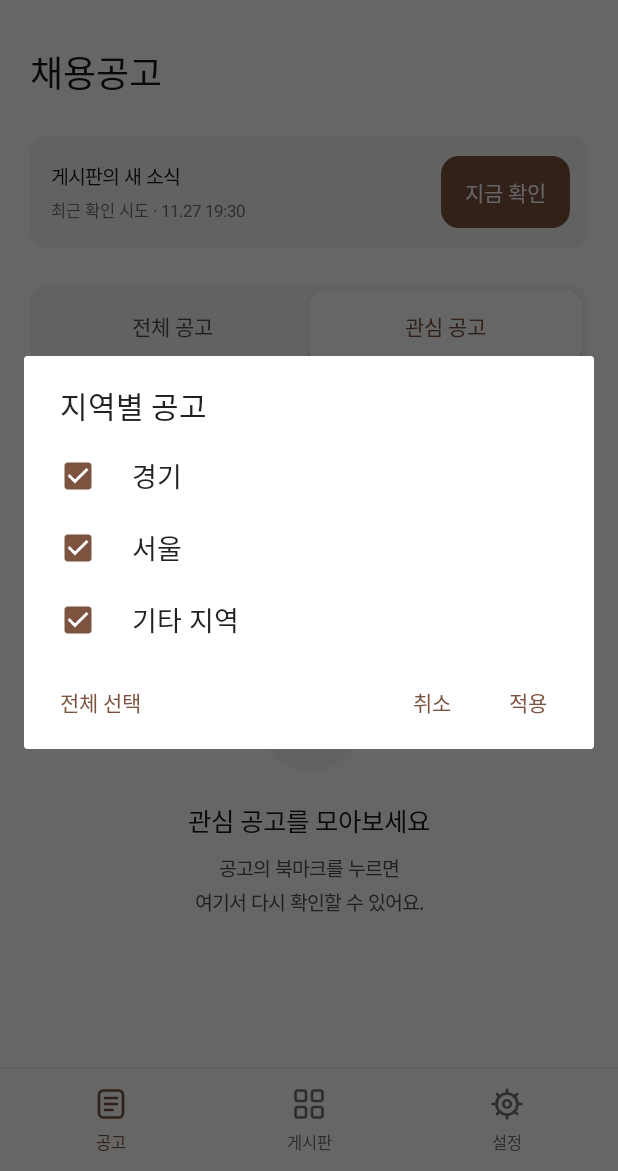
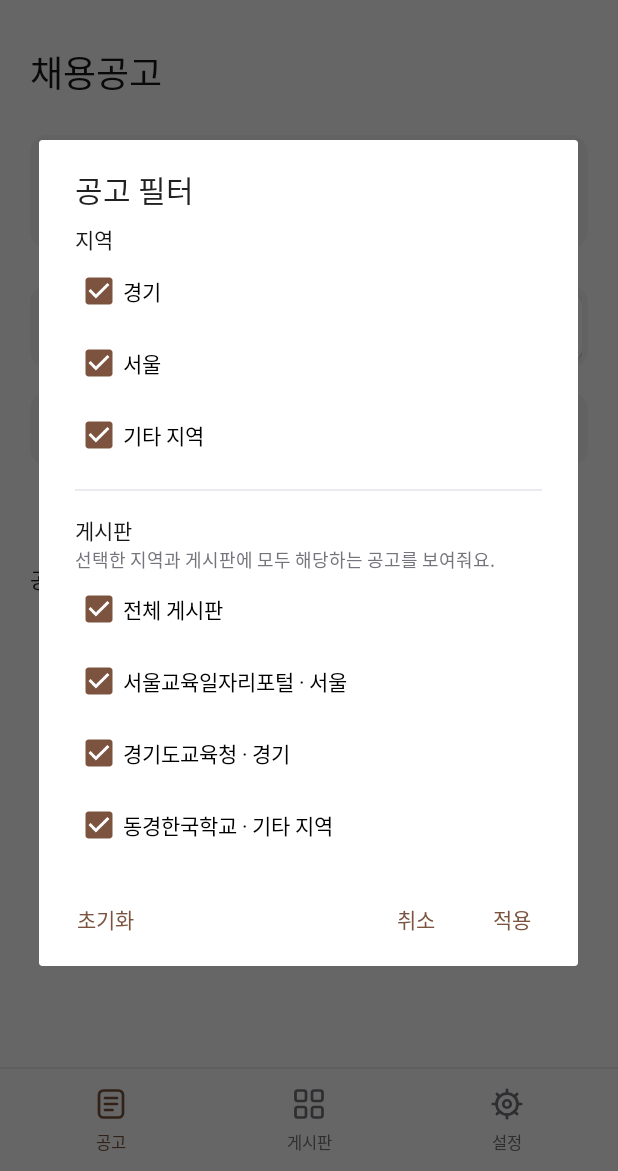
Before and after one commit to butteroverflovv/job-opening-notify, an Android app: the screen it shows after launch (MainActivity), after a tap on "필터", on a phone screen of 412 x 824 dp, the part 65-1236 px from its top. Run offline under Robolectric (Android 15) with nearby library versions, the phone set to English and light mode, and no system bars; network calls fail; 2 statements that could not run were skipped; 3 other taps on this screen came first.

Commit message:
Stop at dated archive frontier and add board filters in 0.1.10

```diff
--- a/app/build.gradle.kts
+++ b/app/build.gradle.kts
@@ -7,8 +7,8 @@ android {
         minSdk = 26
         testInstrumentationRunner = "kr.personal.historyjobs.UiSmokeRunner"
         targetSdk = 35
-        versionCode = 10
-        versionName = "0.1.9"
+        versionCode = 11
+        versionName = "0.1.10"
     }
     compileOptions { isCoreLibraryDesugaringEnabled = true; sourceCompatibility = JavaVersion.VERSION_17; targetCompatibility = JavaVersion.VERSION_17 }
     packaging { resources { excludes += setOf("META-INF/DEPENDENCIES", "META-INF/LICENSE", "META-INF/LICENSE.txt", "META-INF/NOTICE", "META-INF/NOTICE.txt") } }
--- a/app/src/main/java/kr/personal/historyjobs/MainActivity.java
+++ b/app/src/main/java/kr/personal/historyjobs/MainActivity.java
@@ -29,12 +29,13 @@ public class MainActivity extends Activity {
     private final ExecutorService articleExecutor=Executors.newFixedThreadPool(2);private Dialog articleDialog;private AlertDialog regionPicker,sourceEditor;
     private Store store;private LinearLayout root,screen,noticeList;private TextView progress;private LinearLayout bottomNavigation;
     private Set<String> regionFilter=new LinkedHashSet<>();
+    private Set<String> boardFilter=null; // null includes all current and future boards
     private static final String[] REGIONS={"경기","서울","기타 지역"};
     private int tab=0,filter=0;private String query="";private boolean closed=false;private volatile String running="";
     private android.content.SharedPreferences prefs;
     private final android.content.SharedPreferences.OnSharedPreferenceChangeListener settingsListener=(p,key)->{if("lastRun".equals(key)&&root!=null&&!isDestroyed())render();};
     @Override public void onCreate(Bundle state){
-        super.onCreate(state);store=Store.get(this);prefs=getSharedPreferences("settings",0);regionFilter=new LinkedHashSet<>(prefs.getStringSet("noticeRegions",new LinkedHashSet<>(Arrays.asList(REGIONS))));regionFilter.retainAll(Arrays.asList(REGIONS));
+        super.onCreate(state);store=Store.get(this);prefs=getSharedPreferences("settings",0);regionFilter=new LinkedHashSet<>(prefs.getStringSet("noticeRegions",new LinkedHashSet<>(Arrays.asList(REGIONS))));regionFilter.retainAll(Arrays.asList(REGIONS));if(prefs.contains("noticeSources"))boardFilter=new LinkedHashSet<>(prefs.getStringSet("noticeSources",Set.of()));
         if(state!=null){tab=state.getInt("tab");filter=state.getInt("filter");query=state.getString("query","");closed=state.getBoolean("closed");}
         if(filter==1)filter=0;CheckWorker.schedule(this);render();
         if(Build.VERSION.SDK_INT>=33&&!prefs.getBoolean("permissionAsked",false)){
@@ -93,9 +94,22 @@ public class MainActivity extends Activity {
         noticeList=col();screen.addView(noticeList);drawNotices();
     }
     private void regionDialog(){
-        Set<String> draft=new LinkedHashSet<>(regionFilter);boolean[] checked=new boolean[REGIONS.length];for(int i=0;i<REGIONS.length;i++)checked[i]=draft.contains(REGIONS[i]);
-        AlertDialog dialog=new AlertDialog.Builder(this).setTitle("지역별 공고").setMultiChoiceItems(REGIONS,checked,(d,which,on)->{if(on)draft.add(REGIONS[which]);else draft.remove(REGIONS[which]);}).setPositiveButton("적용",(d,w)->{regionFilter=new LinkedHashSet<>(draft);prefs.edit().putStringSet("noticeRegions",new LinkedHashSet<>(regionFilter)).apply();render();}).setNegativeButton("취소",null).setNeutralButton("전체 선택",null).create();
-        regionPicker=dialog;dialog.setOnDismissListener(d->regionPicker=null);dialog.setOnShowListener(d->{dialog.getButton(AlertDialog.BUTTON_POSITIVE).setTag("region_apply");dialog.getButton(AlertDialog.BUTTON_NEUTRAL).setOnClickListener(v->{draft.clear();draft.addAll(Arrays.asList(REGIONS));for(int i=0;i<REGIONS.length;i++)dialog.getListView().setItemChecked(i,true);});});dialog.show();
+        Set<String> draft=new LinkedHashSet<>(regionFilter);List<Source> sources=store.sources();Set<String> all=new LinkedHashSet<>();for(Source source:sources)all.add(source.id);
+        Set<String> boards=new LinkedHashSet<>(boardFilter==null?all:boardFilter);boards.retainAll(all);
+        ScrollView scroll=new ScrollView(this);LinearLayout form=col();form.setPadding(dp(24),dp(8),dp(24),dp(8));scroll.addView(form);
+        form.addView(bold("지역",14,INK));Map<String,CheckBox> regions=new LinkedHashMap<>();
+        for(String region:REGIONS){CheckBox check=new CheckBox(this);check.setText(region);check.setTag("filter_region_"+region);check.setChecked(draft.contains(region));check.setMinHeight(dp(48));Ui.tint(check);check.setOnCheckedChangeListener((v,on)->{if(on)draft.add(region);else draft.remove(region);});form.addView(check);regions.put(region,check);}
+        space(form,12);Ui.divider(this,form);space(form,16);form.addView(bold("게시판",14,INK));form.addView(text("선택한 지역과 게시판에 모두 해당하는 공고를 보여줘요.",12,MUTED));
+        CheckBox allBoards=new CheckBox(this);allBoards.setText("전체 게시판");allBoards.setTag("filter_board_all");allBoards.setMinHeight(dp(48));Ui.tint(allBoards);form.addView(allBoards);
+        Map<String,CheckBox> checks=new LinkedHashMap<>();boolean[] updating={false};
+        for(Source source:sources){CheckBox check=new CheckBox(this);check.setText(source.name+" · "+source.region);check.setTag("filter_board_"+source.id);check.setChecked(boards.contains(source.id));check.setMinHeight(dp(48));Ui.tint(check);check.setOnCheckedChangeListener((v,on)->{if(updating[0])return;if(on)boards.add(source.id);else boards.remove(source.id);updating[0]=true;allBoards.setChecked(boards.containsAll(all));updating[0]=false;});form.addView(check);checks.put(source.id,check);}
+        allBoards.setChecked(boards.containsAll(all));allBoards.setOnCheckedChangeListener((v,on)->{if(updating[0])return;updating[0]=true;boards.clear();if(on)boards.addAll(all);for(CheckBox check:checks.values())check.setChecked(on);updating[0]=false;});
+        if(sources.isEmpty())form.addView(text("등록한 게시판이 없어요.",12,MUTED));
+        AlertDialog dialog=new AlertDialog.Builder(this).setTitle("공고 필터").setView(scroll).setPositiveButton("적용",(d,w)->{
+            regionFilter=new LinkedHashSet<>(draft);boardFilter=boards.containsAll(all)?null:new LinkedHashSet<>(boards);
+            android.content.SharedPreferences.Editor edit=prefs.edit().putStringSet("noticeRegions",new LinkedHashSet<>(regionFilter));if(boardFilter==null)edit.remove("noticeSources");else edit.putStringSet("noticeSources",new LinkedHashSet<>(boardFilter));edit.apply();render();
+        }).setNegativeButton("취소",null).setNeutralButton("초기화",null).create();
+        regionPicker=dialog;dialog.setOnDismissListener(d->regionPicker=null);dialog.setOnShowListener(d->{dialog.getButton(AlertDialog.BUTTON_POSITIVE).setTag("region_apply");dialog.getButton(AlertDialog.BUTTON_NEUTRAL).setTag("filter_reset");dialog.getButton(AlertDialog.BUTTON_NEUTRAL).setOnClickListener(v->{for(CheckBox check:regions.values())check.setChecked(true);updating[0]=true;boards.clear();boards.addAll(all);for(CheckBox check:checks.values())check.setChecked(true);allBoards.setChecked(true);updating[0]=false;});});dialog.show();
     }
     private String lastRun(){long t=prefs.getLong("lastRun",0);return t==0?"아직 확인 전이에요":"최근 확인 시도 · "+date(t);}
     private void drawNotices(){
@@ -104,14 +118,14 @@ public class MainActivity extends Activity {
         for(Notice n:store.notices().values()){
             if(!active.contains(n.sourceId)&&!n.favorite)continue;
             boolean show=Selection.eligible(n,LocalDate.now(Classifier.KST))&&(filter==2?n.favorite:n.status==Status.MATCH);
-            if(!Selection.regionMatches(n.region,regionFilter))continue;
+            if(!Selection.regionMatches(n.region,regionFilter)||(boardFilter!=null&&!boardFilter.contains(n.sourceId)))continue;
             if(!show||(!closed&&n.deadline>0&&n.deadline<now))continue;
             if(!(n.title+" "+n.school+" "+n.region+" "+n.sourceName).toLowerCase(Locale.ROOT).contains(query.toLowerCase(Locale.ROOT)))continue;
             found.add(n);
         }
         found.sort(Comparator.comparingLong((Notice n)->n.deadline>now?n.deadline:Long.MAX_VALUE).thenComparing(Comparator.comparingLong((Notice n)->n.firstSeen).reversed()));
         LinearLayout counts=row();counts.addView(bold("공고 "+found.size()+"개",14,INK),new LinearLayout.LayoutParams(0,-2,1));
-        LinearLayout filterAction=row();filterAction.setTag("region_filter");filterAction.setSelected(regionFilter.size()!=3);filterAction.setGravity(Gravity.CENTER);filterAction.setMinimumHeight(dp(48));filterAction.setMinimumWidth(dp(64));filterAction.setPadding(dp(8),0,0,0);filterAction.setBackground(Ui.touch(this,Color.TRANSPARENT,0,8));filterAction.setContentDescription("지역 필터 · "+(regionFilter.size()==3?"전체 지역":regionFilter.isEmpty()?"선택한 지역 없음":String.join(", ",regionFilter)));filterAction.setFocusable(true);
+        LinearLayout filterAction=row();filterAction.setTag("region_filter");filterAction.setSelected(regionFilter.size()!=3||boardFilter!=null);filterAction.setGravity(Gravity.CENTER);filterAction.setMinimumHeight(dp(48));filterAction.setMinimumWidth(dp(64));filterAction.setPadding(dp(8),0,0,0);filterAction.setBackground(Ui.touch(this,Color.TRANSPARENT,0,8));filterAction.setContentDescription("공고 필터 · "+(regionFilter.size()==3?"전체 지역":regionFilter.isEmpty()?"선택한 지역 없음":String.join(", ",regionFilter))+" · "+(boardFilter==null?"전체 게시판":"게시판 "+boardFilter.size()+"개 선택"));filterAction.setFocusable(true);
         ImageView filterIcon=Ui.icon(this,"filter",MUTED);filterIcon.setImportantForAccessibility(View.IMPORTANT_FOR_ACCESSIBILITY_NO);filterAction.addView(filterIcon,new LinearLayout.LayoutParams(dp(17),dp(17)));TextView filterLabel=text("필터",12,MUTED);filterLabel.setImportantForAccessibility(View.IMPORTANT_FOR_ACCESSIBILITY_NO);filterLabel.setPadding(dp(6),0,0,0);filterAction.addView(filterLabel);filterAction.setOnClickListener(v->regionDialog());counts.addView(filterAction);noticeList.addView(counts);space(noticeList,8);
         if(found.isEmpty()){
             LinearLayout empty=col();empty.setGravity(Gravity.CENTER);empty.setPadding(dp(16),dp(32),dp(16),dp(32));
@@ -201,7 +215,7 @@ public class MainActivity extends Activity {
         actionRow(a,"알림 허용·설정","","",this::requestAlerts);Ui.divider(this,a);actionRow(a,"테스트 알림 보내기","","",()->{if(Build.VERSION.SDK_INT>=33&&checkSelfPermission(Manifest.permission.POST_NOTIFICATIONS)!=PackageManager.PERMISSION_GRANTED){requestAlerts();return;}SyncEngine.testNotification(this);toast("휴대폰 알림창을 확인해 주세요");});Ui.divider(this,a);actionRow(a,"배터리 설정","","",()->{try{startActivity(new Intent(Settings.ACTION_IGNORE_BATTERY_OPTIMIZATION_SETTINGS));}catch(Exception e){openAppSettings();}});
         LinearLayout data=card(screen);sectionTitle(data,"데이터 관리","download");actionRow(data,"백업 파일 저장","","download",()->documentIntent(true));Ui.divider(this,data);actionRow(data,"백업 가져오기","","upload",()->documentIntent(false));Ui.divider(this,data);actionRow(data,"진단 내용 복사","","info",()->{android.content.ClipboardManager cm=(android.content.ClipboardManager)getSystemService(CLIPBOARD_SERVICE);cm.setPrimaryClip(ClipData.newPlainText("교원 채용공고 알리미 진단",diagnostics()));toast("진단 내용을 복사했어요");});
         if(!prefs.getString("storageError","").trim().isEmpty()){space(data,10);data.addView(text(prefs.getString("storageError",""),12,AMBER));}
-        space(screen,10);screen.addView(text("공고와 읽어 온 본문은 이 휴대폰에 저장돼요.\n각 게시판에서 설정한 키워드로 제목을 확인해요.\n게시일이 작년 1월 1일~올해 12월 31일인 글만 표시하며, 게시일을 확인할 수 없는 글은 제외해요.\n학교 게시판은 제목에 올해 또는 다음해 학년도(예: 2026학년도, 2027학년도)가 있어야 해요. 서울·경기 교육청 채용 게시판은 이 조건에서 제외돼요.\n첨부파일과 지원 자격은 원문에서 확인해 주세요.",12,MUTED));space(screen,18);screen.addView(text("교원 채용공고 알리미 · 0.1.9",11,MUTED));
+        space(screen,10);screen.addView(text("공고와 읽어 온 본문은 이 휴대폰에 저장돼요.\n각 게시판에서 설정한 키워드로 제목을 확인해요.\n게시일이 작년 1월 1일~올해 12월 31일인 글만 표시하며, 게시일을 확인할 수 없는 글은 제외해요.\n학교 게시판은 제목에 올해 또는 다음해 학년도(예: 2026학년도, 2027학년도)가 있어야 해요. 서울·경기 교육청 채용 게시판은 이 조건에서 제외돼요.\n첨부파일과 지원 자격은 원문에서 확인해 주세요.",12,MUTED));space(screen,18);screen.addView(text("교원 채용공고 알리미 · 0.1.10",11,MUTED));
     }
     private void documentIntent(boolean export){Intent i=new Intent(export?Intent.ACTION_CREATE_DOCUMENT:Intent.ACTION_OPEN_DOCUMENT);i.addCategory(Intent.CATEGORY_OPENABLE);i.setType("application/json");if(export)i.putExtra(Intent.EXTRA_TITLE,"history-jobs-backup.json");try{startActivityForResult(i,export?201:202);}catch(Exception e){toast("파일 선택 앱을 열지 못했어요");}}
     @Override protected void onActivityResult(int request,int result,Intent data){super.onActivityResult(request,result,data);if(result!=RESULT_OK||data==null||data.getData()==null)return;Uri uri=data.getData();
@@ -215,5 +229,5 @@ public class MainActivity extends Activity {
     private void open(String raw){String safe=Html.resolve(raw,raw);if(safe.trim().isEmpty()){toast("열 수 없는 주소예요");return;}try{startActivity(new Intent(Intent.ACTION_VIEW,Uri.parse(safe)));}catch(Exception e){toast("주소를 열 앱이 없어요");}}
     private String date(long t){return Instant.ofEpochMilli(t).atZone(Classifier.KST).format(DateTimeFormatter.ofPattern("MM.dd HH:mm",Locale.KOREA));}
     private void toast(String msg){Toast.makeText(this,msg,Toast.LENGTH_LONG).show();}
-    private String diagnostics(){StringBuilder b=new StringBuilder("교원 채용공고 알리미 0.1.9\nAndroid "+Build.VERSION.RELEASE+" / "+Build.MANUFACTURER+" "+Build.MODEL+"\n");b.append("자동 확인: ").append(prefs.getBoolean("automatic",true)).append("\n");for(Source s:store.sources())b.append("\n").append(s.name).append(" / ").append(s.enabled?"켜짐":"꺼짐").append("\n").append(s.url).append("\n").append(s.message).append("\n마지막 성공 ").append(s.lastSuccess==0?"없음":date(s.lastSuccess)).append('\n');return b.toString();}
+    private String diagnostics(){StringBuilder b=new StringBuilder("교원 채용공고 알리미 0.1.10\nAndroid "+Build.VERSION.RELEASE+" / "+Build.MANUFACTURER+" "+Build.MODEL+"\n");b.append("자동 확인: ").append(prefs.getBoolean("automatic",true)).append("\n");for(Source s:store.sources())b.append("\n").append(s.name).append(" / ").append(s.enabled?"켜짐":"꺼짐").append("\n").append(s.url).append("\n").append(s.message).append("\n마지막 성공 ").append(s.lastSuccess==0?"없음":date(s.lastSuccess)).append('\n');return b.toString();}
 }
--- a/app/src/main/java/kr/personal/historyjobs/core/BoardParser.java
+++ b/app/src/main/java/kr/personal/historyjobs/core/BoardParser.java
@@ -26,7 +26,7 @@ public final class BoardParser {
             if(schoolUrl.isEmpty()&&(url.trim().isEmpty()||raw.startsWith("javascript:")))url=fromAction(source,page,handler);
             if(!url.trim().isEmpty()&&(Html.sameHost(source.url,url)||Html.sameHost(page,url))&&isDetail(source,url)&&!text.trim().isEmpty()){
                 Link old=links.get(url);
-                if(old==null||old.title().equals("상세보기")||old.title().equals("보기")){
+                if(old==null||old.title().equals("상세보기")||old.title().equals("보기")||(old.pinned()&&!Selection.pinned(n))){
                     String title=text;
                     for(Html.Node child:n.all()){
                         if(child.attr("class").matches(".*(?:list_title|cont_tit|board_title|subject).*" )&&!child.text().trim().isEmpty()){
@@ -44,7 +44,7 @@ public final class BoardParser {
             } else if(!url.trim().isEmpty()&&Html.sameHost(page,url)&&!url.equals(page)&&isPage(raw,text))pages.add(url);
             if(handler.matches("(?is).*(?:page|paging|goPage|movePage|searchPage).*")){
                 Matcher m=Pattern.compile("(?i)(?:goPaging|opMovePage|fnPage|goPage|movePage|searchPage|page|paging)[\\w]*\\s*\\(\\s*['\"]?(\\d{1,3})").matcher(handler);
-                if(m.find()){int p=Integer.parseInt(m.group(1));if(p>0&&p<=30){String key=SchoolBoards.pageKey(source);pages.add(query(page,key,String.valueOf(p)));}}
+                if(m.find()){int p=Integer.parseInt(m.group(1));if(p>0&&p<=100000){String key=SchoolBoards.pageKey(source);pages.add(query(page,key,String.valueOf(p)));}}
             }
         }
         if(kind(source).equals("TOKYO")){
--- a/app/src/main/java/kr/personal/historyjobs/core/Collector.java
+++ b/app/src/main/java/kr/personal/historyjobs/core/Collector.java
@@ -24,9 +24,9 @@ public final class Collector {
                 if(!list.warning().trim().isEmpty())throw new IllegalStateException(list.warning());
                 pages++;
                 for(Link l:list.items())listings.putIfAbsent(l.url(),l);
-                if(pages>1&&Selection.oldTokyoPage(source,list.items(),today)){queue.clear();break;}
+                if(Selection.oldPage(list.items(),today)){queue.clear();break;}
                 List<String> next=Selection.nextPages(source,response.url(),list.pages());
-                if(BoardParser.kind(source).equals("TOKYO")&&next.isEmpty()&&list.pages().stream().anyMatch(p->Selection.tokyoPage(p)>Selection.tokyoPage(response.url())+1)){partial=true;errors.add("다음 페이지 주소를 확인하지 못해 일부 목록만 확인했어요.");}
+                if(next.isEmpty()&&list.pages().stream().anyMatch(p->Selection.pageNumber(source,p)>Selection.pageNumber(source,response.url())+1)){partial=true;errors.add("다음 페이지 주소를 확인하지 못해 일부 목록만 확인했어요.");}
                 for(String p:next)if(!visited.contains(p))queue.add(p);
             }catch(Exception e){if(pages==0)throw e;errors.add("목록 일부: "+shortError(e));partial=true;}
         }
--- a/app/src/main/java/kr/personal/historyjobs/core/Html.java
+++ b/app/src/main/java/kr/personal/historyjobs/core/Html.java
@@ -63,7 +63,7 @@ public final class Html {
     }
     public static String resolve(String base,String raw){
         if(raw==null||raw.trim().isEmpty())return "";
-        try{URI u=URI.create(base).resolve(decode(raw).trim().replace(" ","%20").replace("[","%5B").replace("]","%5D").replace("|","%7C"));if(!Set.of("https","http").contains(u.getScheme())||u.getHost()==null||u.getUserInfo()!=null)return "";return u.toString().split("#",2)[0];}catch(Exception e){return "";}
+        try{String relative=decode(raw).trim().replace(" ","%20").replace("[","%5B").replace("]","%5D").replace("|","%7C");URI u=relative.startsWith("?")?URI.create(base.split("[?#]",2)[0]+relative):URI.create(base).resolve(relative);if(!Set.of("https","http").contains(u.getScheme())||u.getHost()==null||u.getUserInfo()!=null)return "";return u.toString().split("#",2)[0];}catch(Exception e){return "";}
     }
     public static boolean sameHost(String a,String b){try{return Objects.equals(URI.create(a).getHost(),URI.create(b).getHost());}catch(Exception e){return false;}}
 }
--- a/app/src/main/java/kr/personal/historyjobs/core/SchoolBoards.java
+++ b/app/src/main/java/kr/personal/historyjobs/core/SchoolBoards.java
@@ -24,7 +24,7 @@ public final class SchoolBoards {
         Map<String,String> fields=new LinkedHashMap<>();Set<String> allowed=Set.of("bbsId","bbsTyCode","customRecordCountPerPage","pageIndex","searchCondition","searchKeyword");
         for(Html.Node n:form.all())if(n.tag.equals("input")&&allowed.contains(n.attr("name"))&&!insideScript(n))fields.put(n.attr("name"),n.attr("value"));
         if(!fields.getOrDefault("bbsId","").matches("BBSMSTR_[0-9]{1,30}"))return "";
-        fields.put("customRecordCountPerPage","10");fields.putIfAbsent("pageIndex","1");
+        fields.put("customRecordCountPerPage",detail?"10":"50");fields.putIfAbsent("pageIndex","1");
         if(!fields.get("pageIndex").matches("[0-9]{1,4}"))return "";
         String id=query(page).getOrDefault("nttId","");
         if(detail){if(!id.matches("[0-9]{1,20}"))return "";fields.put("nttId",id);}
```
Also changed, not shown: app/src/main/java/kr/personal/historyjobs/core/Selection.java (+16 -5 lines), 7 other files.
